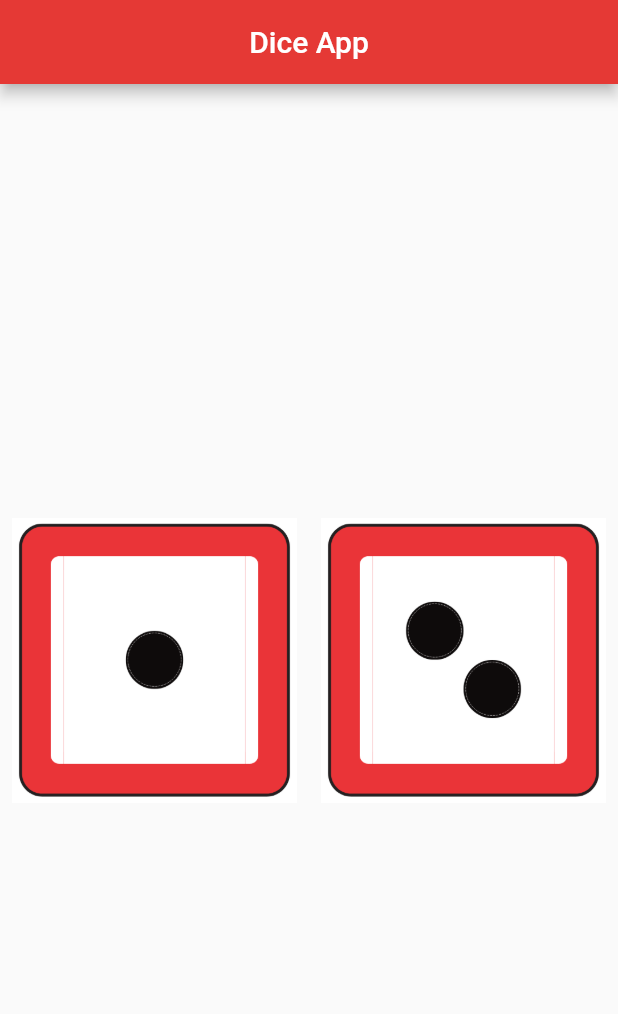
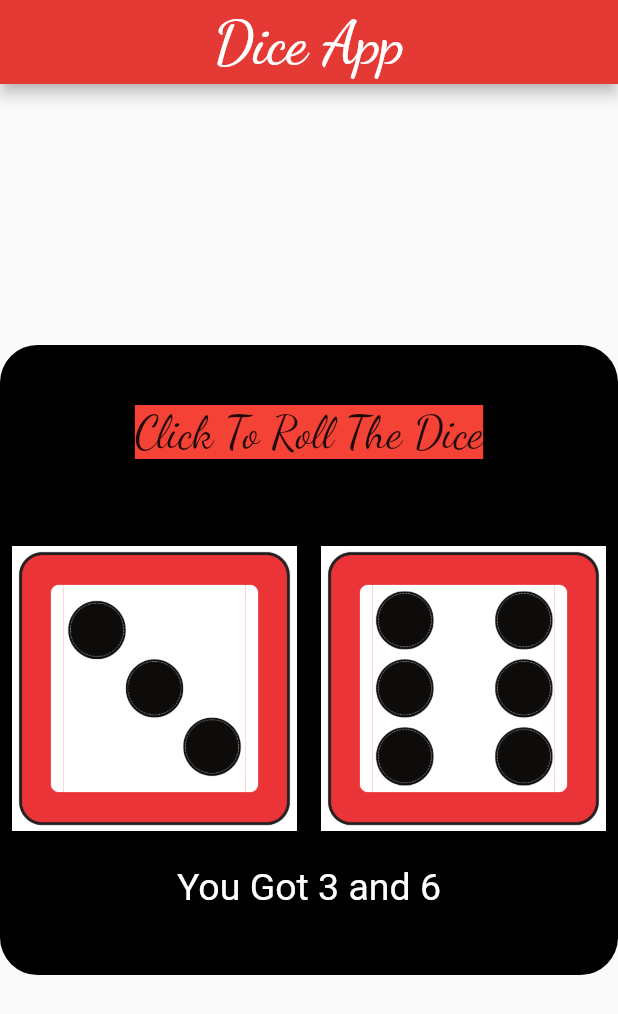
Before and after one commit to sabiq369/flutter_projects, a Flutter app: the screen it shows after launch, on a phone screen of 412 x 824 dp. Shown: the top 1014 px of the screen. Run offline on Flutter 3.47's test engine with Material 2 defaults, Android fonts, the light colour scheme and no system bars.

Commit message:
added container heading dice result Finished dice_app

```diff
--- a/dice_app/lib/main.dart
+++ b/dice_app/lib/main.dart
@@ -1,12 +1,29 @@
 import 'package:flutter/material.dart';
+import 'dart:math';
 
 void main() {
   runApp(
-    DiceApp(),
+    const DiceApp(),
   );
 }
 
-class DiceApp extends StatelessWidget {
+class DiceApp extends StatefulWidget {
+  const DiceApp({Key? key}) : super(key: key);
+
+  @override
+  State<DiceApp> createState() => _DiceAppState();
+}
+
+class _DiceAppState extends State<DiceApp> {
+  int leftDice = 3;
+  int rightDice = 6;
+  void randomDiceNumber() {
+    setState(() {
+      leftDice = Random().nextInt(6) + 1;
+      rightDice = Random().nextInt(6) + 1;
+    });
+  }
+
   @override
   Widget build(BuildContext context) {
     return MaterialApp(
@@ -15,32 +32,68 @@ class DiceApp extends StatelessWidget {
         child: Scaffold(
           appBar: AppBar(
             backgroundColor: Colors.red.shade600,
-            title: Center(
-              child: Text('Dice App'),
+            title: const Center(
+              child: Text(
+                'Dice App',
+                style: TextStyle(fontFamily: 'Dancing Script', fontSize: 40.0),
+              ),
             ),
           ),
           body: Center(
-            child: Row(
+            child: Container(
+              height: 420.0,
+              decoration: BoxDecoration(
+                  borderRadius: BorderRadius.circular(25.0),
+                  color: Colors.black),
+              child: Column(children: [
+                const SizedBox(
+                  height: 40.0,
+                ),
+                const Text(
+                  'Click To Roll The Dice',
+                  style: TextStyle(
+                    fontSize: 30.0,
+                    fontFamily: 'Dancing Script',
+                    backgroundColor: Colors.red,
+                  ),
+                ),
+                const SizedBox(
+                  height: 50.0,
+                ),
+                Row(
                   children: [
                     Expanded(
                       child: TextButton(
                         onPressed: () {
-                      print('First dice clicked');
+                          randomDiceNumber();
+                          print('Left dice number $leftDice');
                         },
                         child: Image.asset(
-                      'images/dice1.png',
+                          'images/dice$leftDice.png',
                         ),
                       ),
                     ),
                     Expanded(
                       child: TextButton(
                         onPressed: () {
-                      print('Second dice clicked');
+                          randomDiceNumber();
+                          print('Right dice number $rightDice');
                         },
-                    child: Image.asset('images/dice2.png'),
+                        child: Image.asset('images/dice$rightDice.png'),
                       ),
                     ),
                   ],
+                ),
+                SizedBox(
+                  height: 15.0,
+                ),
+                Expanded(
+                  child: Text(
+                    'You Got $leftDice and $rightDice',
+                    style: TextStyle(color: Colors.white, fontSize: 25.0),
+                  ),
+                )
+              ]),
             ),
           ),
         ),
--- a/dice_app/pubspec.yaml
+++ b/dice_app/pubspec.yaml
@@ -23,6 +23,10 @@ dev_dependencies:
   flutter_lints: ^2.0.0
 
 flutter:
+  fonts:
+    - family: Dancing Script
+      fonts:
+        - asset: fonts/DancingScript-VariableFont_wght.ttf
 
   uses-material-design: true
 
```
Also changed, not shown: dice_app/fonts/DancingScript-VariableFont_wght.ttf (added). Lines whose indentation alone changed are shown as unchanged.
